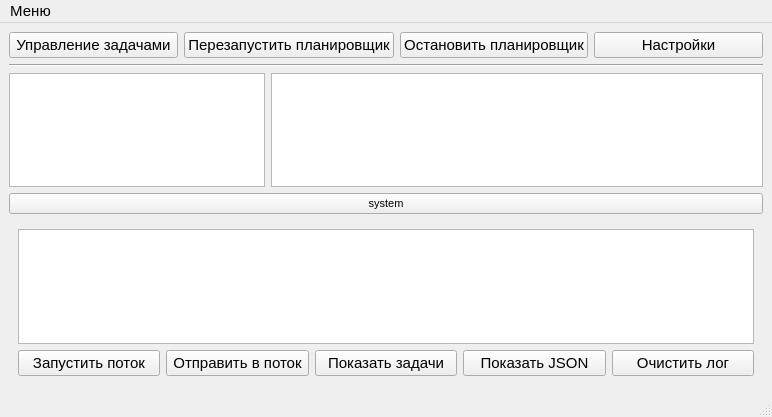
First picture: the form in mainwindow.ui, repository shurk4/BkUpper, before the edit.
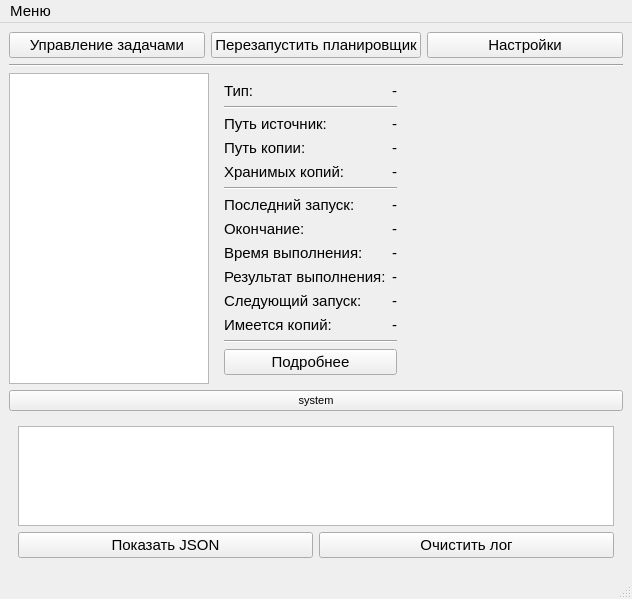
Second picture: the form after the edit.

```diff
--- a/mainwindow.ui
+++ b/mainwindow.ui
@@ -6,8 +6,8 @@
    <rect>
     <x>0</x>
     <y>0</y>
-    <width>772</width>
-    <height>417</height>
+    <width>632</width>
+    <height>599</height>
    </rect>
   </property>
   <property name="font">
@@ -36,13 +36,6 @@
         </property>
        </widget>
       </item>
-      <item>
-       <widget class="QPushButton" name="pushButtonShedulerStop">
-        <property name="text">
-         <string>Остановить планировщик</string>
-        </property>
-       </widget>
-      </item>
       <item>
        <widget class="QPushButton" name="pushButtonSettings">
         <property name="text">
@@ -69,10 +62,231 @@
           <verstretch>0</verstretch>
          </sizepolicy>
         </property>
+        <property name="minimumSize">
+         <size>
+          <width>200</width>
+          <height>0</height>
+         </size>
+        </property>
+        <property name="maximumSize">
+         <size>
+          <width>200</width>
+          <height>16777215</height>
+         </size>
+        </property>
        </widget>
       </item>
       <item>
-       <widget class="QTextEdit" name="textEditTaskDeleted"/>
+       <widget class="QWidget" name="gridWidgetTaskInfo" native="true">
+        <property name="minimumSize">
+         <size>
+          <width>0</width>
+          <height>0</height>
+         </size>
+        </property>
+        <property name="maximumSize">
+         <size>
+          <width>16777215</width>
+          <height>16777215</height>
+         </size>
+        </property>
+        <layout class="QGridLayout" name="gridLayout">
+         <item row="0" column="0">
+          <widget class="QLabel" name="label">
+           <property name="text">
+            <string>Тип:</string>
+           </property>
+          </widget>
+         </item>
+         <item row="3" column="0">
+          <widget class="QLabel" name="label_5">
+           <property name="text">
+            <string>Путь копии:</string>
+           </property>
+          </widget>
+         </item>
+         <item row="7" column="0">
+          <widget class="QLabel" name="label_9">
+           <property name="text">
+            <string>Окончание:</string>
+           </property>
+          </widget>
+         </item>
+         <item row="9" column="0">
+          <widget class="QLabel" name="label_13">
+           <property name="text">
+            <string>Результат выполнения:</string>
+           </property>
+          </widget>
+         </item>
+         <item row="8" column="0">
+          <widget class="QLabel" name="label_11">
+           <property name="text">
+            <string>Время выполнения:</string>
+           </property>
+          </widget>
+         </item>
+         <item row="4" column="0">
+          <widget class="QLabel" name="label_2">
+           <property name="text">
+            <string>Хранимых копий:</string>
+           </property>
+          </widget>
+         </item>
+         <item row="12" column="0" colspan="2">
+          <widget class="Line" name="line_4">
+           <property name="orientation">
+            <enum>Qt::Horizontal</enum>
+           </property>
+          </widget>
+         </item>
+         <item row="3" column="1">
+          <widget class="QLabel" name="labelDestPath">
+           <property name="text">
+            <string>-</string>
+           </property>
+          </widget>
+         </item>
+         <item row="11" column="1">
+          <widget class="QLabel" name="labelCurrentCopiesNum">
+           <property name="text">
+            <string>-</string>
+           </property>
+          </widget>
+         </item>
+         <item row="0" column="1">
+          <widget class="QLabel" name="labelType">
+           <property name="text">
+            <string>-</string>
+           </property>
+          </widget>
+         </item>
+         <item row="10" column="0">
+          <widget class="QLabel" name="label_15">
+           <property name="text">
+            <string>Следующий запуск:</string>
+           </property>
+          </widget>
+         </item>
+         <item row="2" column="1">
+          <widget class="QLabel" name="labelSourcePath">
+           <property name="text">
+            <string>-</string>
+           </property>
+          </widget>
+         </item>
+         <item row="11" column="0">
+          <widget class="QLabel" name="label_4">
+           <property name="text">
+            <string>Имеется копий:</string>
+           </property>
+          </widget>
+         </item>
+         <item row="7" column="1">
+          <widget class="QLabel" name="labelLastComplite">
+           <property name="text">
+            <string>-</string>
+           </property>
+          </widget>
+         </item>
+         <item row="10" column="1">
+          <widget class="QLabel" name="labelNextRun">
+           <property name="text">
+            <string>-</string>
+           </property>
+          </widget>
+         </item>
+         <item row="13" column="0">
+          <spacer name="verticalSpacer">
+           <property name="orientation">
+            <enum>Qt::Vertical</enum>
+           </property>
+           <property name="sizeHint" stdset="0">
+            <size>
+             <width>20</width>
+             <height>40</height>
+            </size>
+           </property>
+          </spacer>
+         </item>
+         <item row="4" column="1">
+          <widget class="QLabel" name="labelCopiesNum">
+           <property name="text">
+            <string>-</string>
+           </property>
+          </widget>
+         </item>
+         <item row="6" column="0">
+          <widget class="QLabel" name="label_7">
+           <property name="text">
+            <string>Последний запуск:</string>
+           </property>
+          </widget>
+         </item>
+         <item row="6" column="1">
+          <widget class="QLabel" name="labelLastRun">
+           <property name="text">
+            <string>-</string>
+           </property>
+          </widget>
+         </item>
+         <item row="9" column="1">
+          <widget class="QLabel" name="labelExecResult">
+           <property name="text">
+            <string>-</string>
+           </property>
+          </widget>
+         </item>
+         <item row="2" column="0">
+          <widget class="QLabel" name="label_3">
+           <property name="text">
+            <string>Путь источник:</string>
+           </property>
+          </widget>
+         </item>
+         <item row="14" column="0" colspan="2">
+          <widget class="QPushButton" name="pushButtonDetails">
+           <property name="text">
+            <string>Подробнее</string>
+           </property>
+          </widget>
+         </item>
+         <item row="5" column="0" colspan="2">
+          <widget class="Line" name="line_3">
+           <property name="orientation">
+            <enum>Qt::Horizontal</enum>
+           </property>
+          </widget>
+         </item>
+         <item row="1" column="0" colspan="2">
+          <widget class="Line" name="line_2">
+           <property name="orientation">
+            <enum>Qt::Horizontal</enum>
+           </property>
+          </widget>
+         </item>
+         <item row="8" column="1">
+          <widget class="QLabel" name="labelExecTime">
+           <property name="text">
+            <string>-</string>
+           </property>
+          </widget>
+         </item>
+        </layout>
+       </widget>
+      </item>
+      <item>
+       <spacer name="horizontalSpacer">
+        <property name="orientation">
+         <enum>Qt::Horizontal</enum>
+        </property>
+        <property name="sizeHint" stdset="0">
+         <size>
+          <width>40</width>
+          <height>20</height>
+         </size>
+        </property>
+       </spacer>
       </item>
      </layout>
     </item>
@@ -96,27 +310,6 @@
        </item>
        <item>
         <layout class="QHBoxLayout" name="horizontalLayout_3">
-         <item>
-          <widget class="QPushButton" name="pushButtonRunThread">
-           <property name="text">
-            <string>Запустить поток</string>
-           </property>
-          </widget>
-         </item>
-         <item>
-          <widget class="QPushButton" name="pushButtonSendToThread">
-           <property name="text">
-            <string>Отправить в поток</string>
-           </property>
-          </widget>
-         </item>
-         <item>
-          <widget class="QPushButton" name="pushButtonTasksShow">
-           <property name="text">
-            <string>Показать задачи</string>
-           </property>
-          </widget>
-         </item>
          <item>
           <widget class="QPushButton" name="pushButtonShowJSON">
            <property name="text">
@@ -143,7 +336,7 @@
     <rect>
      <x>0</x>
      <y>0</y>
-     <width>772</width>
+     <width>632</width>
      <height>26</height>
     </rect>
    </property>
```
